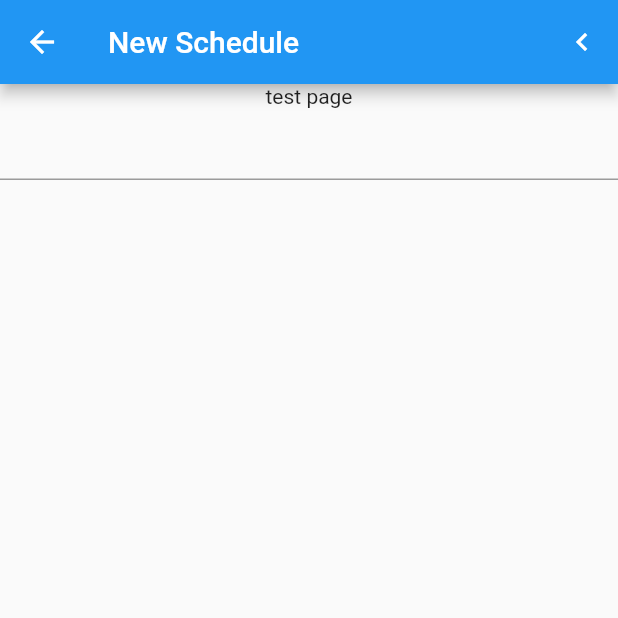
After one commit to kim2214/flutterToDo, a Flutter app: the screen it shows after launch, after a tap on the "delete" icon, after a tap on "Add Todo", on a phone screen of 412 x 824 dp, the top half of it. The commit adds this screen. Run offline on Flutter 3.47's test engine with Material 2 defaults, Android fonts, the phone set to English and light mode, and no system bars; our stand-ins replace get.

Commit message:
스케줄 추가 기능 구현(임시형)

```diff
--- /dev/null
+++ b/lib/controllers/TodoAddController.dart
@@ -0,0 +1,18 @@
+import 'package:flutter/material.dart';
+import 'package:fluttertodo/controllers/TodoController.dart';
+import 'package:fluttertodo/models/todo.dart';
+import 'package:get/get.dart';
+
+class TodoAddController extends GetxController{
+  String? schedule;
+  TodoController todoController = Get.find<TodoController>();
+
+  // late TextEditingController todoTextController;
+  TextEditingController todoTextController = TextEditingController();
+
+  void addSchedule() {
+    ToDo? tempTodo = new ToDo(title: todoTextController.text, id: todoController.todos.length + 1);
+    // tempTodo?.title = ;
+    todoController.todos.add(tempTodo!);
+  }
+}
--- a/lib/controllers/TodoController.dart
+++ b/lib/controllers/TodoController.dart
@@ -1,5 +1,10 @@
 import 'package:fluttertodo/models/todo.dart';
+import 'package:get/get.dart';
 
-class TodoController {
-  List<ToDo> todos = List.generate(3, (index) => ToDo(id: index, title: 'test'));
+class TodoController extends GetxController{
+  List<ToDo> todos = List.generate(3, (index) => ToDo(id: index, title: 'test')).obs;
+
+  remove(int? id) {
+    this.todos.removeAt(id!);
+  }
 }
--- a/lib/firstPage.dart
+++ b/lib/firstPage.dart
@@ -17,7 +17,7 @@ class FirstPage extends StatelessWidget {
           children: [
             Expanded(
               child:
-              // Obx(() =>
+              Obx(() =>
 
                   ListView.builder(
                 itemCount: todoController.todos.length,
@@ -25,18 +25,18 @@ class FirstPage extends StatelessWidget {
                   ToDo todo = todoController.todos[index];
                   return ListTile(
                     title: Text(todo.title!),
-                    // trailing: IconButton(
-                    //   icon: Icon(Icons.delete),
-                    //   onPressed: () => todoController.remove(todo.id),
-                    // ),
+                    trailing: IconButton(
+                      icon: Icon(Icons.delete),
+                      onPressed: () => todoController.remove(todo.id),
+                    ),
                   );
                 },
               )),
-            // ),
+            ),
             Padding(
               padding: const EdgeInsets.all(8.0),
               child: ElevatedButton(
-                onPressed: () => Get.toNamed('/add-todo'),
+                onPressed: () => Get.toNamed('/addPage'),
                 child: Text('Add Todo'),
               ),
             ),
--- a/lib/main.dart
+++ b/lib/main.dart
@@ -1,4 +1,5 @@
 import 'package:flutter/material.dart';
+import 'package:fluttertodo/pages/NewToDoPage.dart';
 import 'package:get/get.dart';
 
 import 'firstPage.dart';
@@ -15,6 +16,12 @@ class MyApp extends StatelessWidget {
   Widget build(BuildContext context) {
     return GetMaterialApp(
       title: 'Flutter Demo',
+      getPages: [
+        GetPage(
+          name: '/addPage',
+          page: () => NewToDoPage(),
+        ),
+      ],
       theme: ThemeData(
         // This is the theme of your application.
         //
--- /dev/null
+++ b/lib/pages/NewToDoPage.dart
@@ -0,0 +1,30 @@
+import 'package:flutter/material.dart';
+import 'package:get/get.dart';
+import 'package:fluttertodo/controllers/TodoAddController.dart';
+
+class NewToDoPage extends StatelessWidget {
+  NewToDoPage({super.key});
+
+  final TodoAddController addController = Get.put(TodoAddController());
+
+  @override
+  Widget build(BuildContext context) {
+
+    return Scaffold(
+      appBar: AppBar(
+        title: Text('New Schedule'),
+        actions: [
+          IconButton(icon: Icon(Icons.navigate_before), onPressed: () => addController.addSchedule(),),
+        ],
+      ),
+      body: Container(
+        child: Column(
+          children: [
+            Text('test page'),
+            TextField(controller: addController.todoTextController),
+          ],
+        ),
+      ),
+    );
+  }
+}
```
